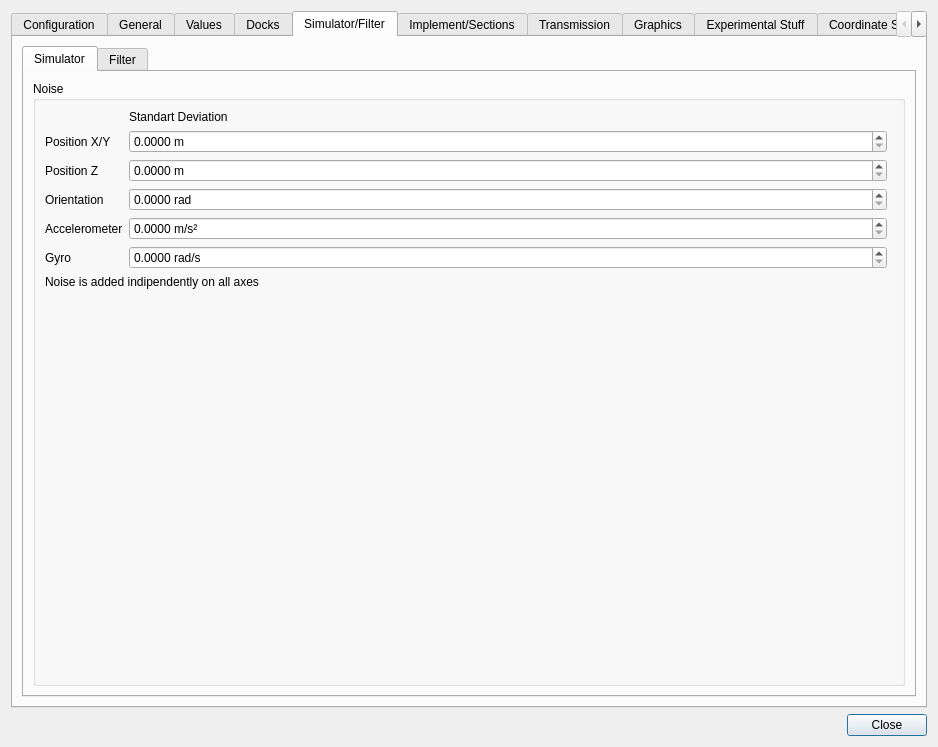
The window that src/gui/SettingsDialog.ui (eringerli/QtOpenGuidance) describes before a commit, drawn with Qt 5.
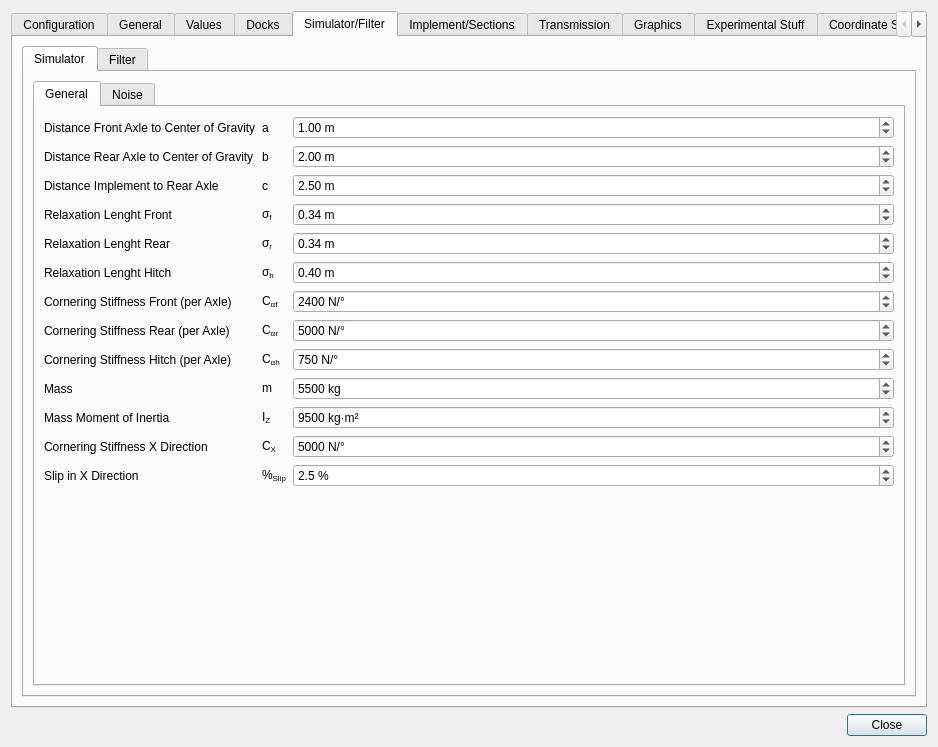
The same window after the commit. The open tabs and pages were chosen to show the change. Icons and pictures are not drawn. Custom widgets are drawn as their Qt base class.

Commit message: WIP: dynamic model to simulate the slip of the tires and implement forces

What changed in the file:
```diff
--- a/src/gui/SettingsDialog.ui
+++ b/src/gui/SettingsDialog.ui
@@ -866,13 +866,562 @@
             </attribute>
             <layout class="QGridLayout" name="gridLayout_15">
              <item row="0" column="0">
-              <widget class="QGroupBox" name="bgSimNoise">
-               <property name="title">
+              <widget class="QTabWidget" name="bgSimNoise">
+               <property name="currentIndex">
+                <number>0</number>
+               </property>
+               <widget class="QWidget" name="tab_4">
+                <attribute name="title">
+                 <string>General</string>
+                </attribute>
+                <layout class="QGridLayout" name="gridLayout_18">
+                 <item row="0" column="0">
+                  <widget class="QLabel" name="label_13">
+                   <property name="text">
+                    <string>Distance Front Axle to Center of Gravity</string>
+                   </property>
+                  </widget>
+                 </item>
+                 <item row="0" column="1">
+                  <widget class="QLabel" name="label_24">
+                   <property name="text">
+                    <string>a</string>
+                   </property>
+                  </widget>
+                 </item>
+                 <item row="0" column="2">
+                  <widget class="QDoubleSpinBox" name="dsbSimGeneralA">
+                   <property name="sizePolicy">
+                    <sizepolicy hsizetype="Expanding" vsizetype="Fixed">
+                     <horstretch>1</horstretch>
+                     <verstretch>0</verstretch>
+                    </sizepolicy>
+                   </property>
+                   <property name="suffix">
+                    <string> m</string>
+                   </property>
+                   <property name="minimum">
+                    <double>-10000.000000000000000</double>
+                   </property>
+                   <property name="maximum">
+                    <double>15.000000000000000</double>
+                   </property>
+                   <property name="singleStep">
+                    <double>0.100000000000000</double>
+                   </property>
+                   <property name="value">
+                    <double>1.000000000000000</double>
+                   </property>
+                  </widget>
+                 </item>
+                 <item row="1" column="0">
+                  <widget class="QLabel" name="label_16">
+                   <property name="text">
+                    <string>Distance Rear Axle to Center of Gravity</string>
+                   </property>
+                  </widget>
+                 </item>
+                 <item row="1" column="1">
+                  <widget class="QLabel" name="label_27">
+                   <property name="text">
+                    <string>b</string>
+                   </property>
+                  </widget>
+                 </item>
+                 <item row="1" column="2">
+                  <widget class="QDoubleSpinBox" name="dsbSimGeneralB">
+                   <property name="sizePolicy">
+                    <sizepolicy hsizetype="Expanding" vsizetype="Fixed">
+                     <horstretch>1</horstretch>
+                     <verstretch>0</verstretch>
+                    </sizepolicy>
+                   </property>
+                   <property name="suffix">
+                    <string> m</string>
+                   </property>
+                   <property name="minimum">
+                    <double>-10000.000000000000000</double>
+                   </property>
+                   <property name="maximum">
+                    <double>15.000000000000000</double>
+                   </property>
+                   <property name="singleStep">
+                    <double>0.100000000000000</double>
+                   </property>
+                   <property name="value">
+                    <double>2.000000000000000</double>
+                   </property>
+                  </widget>
+                 </item>
+                 <item row="2" column="0">
+                  <widget class="QLabel" name="label_17">
+                   <property name="text">
+                    <string>Distance Implement to Rear Axle</string>
+                   </property>
+                  </widget>
+                 </item>
+                 <item row="2" column="1">
+                  <widget class="QLabel" name="label_33">
+                   <property name="text">
+                    <string>c</string>
+                   </property>
+                  </widget>
+                 </item>
+                 <item row="2" column="2">
+                  <widget class="QDoubleSpinBox" name="dsbSimGeneralC">
+                   <property name="sizePolicy">
+                    <sizepolicy hsizetype="Expanding" vsizetype="Fixed">
+                     <horstretch>1</horstretch>
+                     <verstretch>0</verstretch>
+                    </sizepolicy>
+                   </property>
+                   <property name="suffix">
+                    <string> m</string>
+                   </property>
+                   <property name="minimum">
+                    <double>-10000.000000000000000</double>
+                   </property>
+                   <property name="maximum">
+                    <double>15.000000000000000</double>
+                   </property>
+                   <property name="singleStep">
+                    <double>0.100000000000000</double>
+                   </property>
+                   <property name="value">
+                    <double>2.500000000000000</double>
+                   </property>
+                  </widget>
+                 </item>
+                 <item row="3" column="0">
+                  <widget class="QLabel" name="label_35">
+                   <property name="text">
+                    <string>Relaxation Lenght Front</string>
+                   </property>
+                  </widget>
+                 </item>
+                 <item row="3" column="1">
+                  <widget class="QLabel" name="label_34">
+                   <property name="text">
+                    <string>&lt;html&gt;&lt;head/&gt;&lt;body&gt;&lt;p&gt;σ&lt;span style=&quot; vertical-align:sub;&quot;&gt;f&lt;/span&gt;&lt;/p&gt;&lt;/body&gt;&lt;/html&gt;</string>
+                   </property>
+                  </widget>
+                 </item>
+                 <item row="3" column="2">
+                  <widget class="QDoubleSpinBox" name="dsbSimGeneralSigmaF">
+                   <property name="sizePolicy">
+                    <sizepolicy hsizetype="Expanding" vsizetype="Fixed">
+                     <horstretch>1</horstretch>
+                     <verstretch>0</verstretch>
+                    </sizepolicy>
+                   </property>
+                   <property name="suffix">
+                    <string> m</string>
+                   </property>
+                   <property name="minimum">
+                    <double>-10000.000000000000000</double>
+                   </property>
+                   <property name="maximum">
+                    <double>3.000000000000000</double>
+                   </property>
+                   <property name="singleStep">
+                    <double>0.010000000000000</double>
+                   </property>
+                   <property name="value">
+                    <double>0.340000000000000</double>
+                   </property>
+                  </widget>
+                 </item>
+                 <item row="4" column="0">
+                  <widget class="QLabel" name="label_37">
+                   <property name="text">
+                    <string>Relaxation Lenght Rear</string>
+                   </property>
+                  </widget>
+                 </item>
+                 <item row="4" column="1">
+                  <widget class="QLabel" name="label_36">
+                   <property name="text">
+                    <string>&lt;html&gt;&lt;head/&gt;&lt;body&gt;&lt;p&gt;σ&lt;span style=&quot; vertical-align:sub;&quot;&gt;r&lt;/span&gt;&lt;/p&gt;&lt;/body&gt;&lt;/html&gt;</string>
+                   </property>
+                  </widget>
+                 </item>
+                 <item row="4" column="2">
+                  <widget class="QDoubleSpinBox" name="dsbSimGeneralSigmaR">
+                   <property name="sizePolicy">
+                    <sizepolicy hsizetype="Expanding" vsizetype="Fixed">
+                     <horstretch>1</horstretch>
+                     <verstretch>0</verstretch>
+                    </sizepolicy>
+                   </property>
+                   <property name="suffix">
+                    <string> m</string>
+                   </property>
+                   <property name="minimum">
+                    <double>-10000.000000000000000</double>
+                   </property>
+                   <property name="maximum">
+                    <double>3.000000000000000</double>
+                   </property>
+                   <property name="singleStep">
+                    <double>0.010000000000000</double>
+                   </property>
+                   <property name="value">
+                    <double>0.340000000000000</double>
+                   </property>
+                  </widget>
+                 </item>
+                 <item row="5" column="0">
+                  <widget class="QLabel" name="label_39">
+                   <property name="text">
+                    <string>Relaxation Lenght Hitch</string>
+                   </property>
+                  </widget>
+                 </item>
+                 <item row="5" column="1">
+                  <widget class="QLabel" name="label_38">
+                   <property name="text">
+                    <string>&lt;html&gt;&lt;head/&gt;&lt;body&gt;&lt;p&gt;σ&lt;span style=&quot; vertical-align:sub;&quot;&gt;h&lt;/span&gt;&lt;/p&gt;&lt;/body&gt;&lt;/html&gt;</string>
+                   </property>
+                  </widget>
+                 </item>
+                 <item row="5" column="2">
+                  <widget class="QDoubleSpinBox" name="dsbSimGeneralSigmaH">
+                   <property name="sizePolicy">
+                    <sizepolicy hsizetype="Expanding" vsizetype="Fixed">
+                     <horstretch>1</horstretch>
+                     <verstretch>0</verstretch>
+                    </sizepolicy>
+                   </property>
+                   <property name="suffix">
+                    <string> m</string>
+                   </property>
+                   <property name="minimum">
+                    <double>-10000.000000000000000</double>
+                   </property>
+                   <property name="maximum">
+                    <double>3.000000000000000</double>
+                   </property>
+                   <property name="singleStep">
+                    <double>0.010000000000000</double>
+                   </property>
+                   <property name="value">
+                    <double>0.400000000000000</double>
+                   </property>
+                  </widget>
+                 </item>
+                 <item row="6" column="0">
+                  <widget class="QLabel" name="label_41">
+                   <property name="text">
+                    <string>Cornering Stiffness Front (per Axle)</string>
+                   </property>
+                  </widget>
+                 </item>
+                 <item row="6" column="1">
+                  <widget class="QLabel" name="label_45">
+                   <property name="text">
+                    <string>&lt;html&gt;&lt;head/&gt;&lt;body&gt;&lt;p&gt;C&lt;span style=&quot; vertical-align:sub;&quot;&gt;αf&lt;/span&gt;&lt;/p&gt;&lt;/body&gt;&lt;/html&gt;</string>
+                   </property>
+                  </widget>
+                 </item>
+                 <item row="6" column="2">
+                  <widget class="QDoubleSpinBox" name="dsbSimGeneralCaf">
+                   <property name="sizePolicy">
+                    <sizepolicy hsizetype="Expanding" vsizetype="Fixed">
+                     <horstretch>1</horstretch>
+                     <verstretch>0</verstretch>
+                    </sizepolicy>
+                   </property>
+                   <property name="suffix">
+                    <string> N/°</string>
+                   </property>
+                   <property name="decimals">
+                    <number>0</number>
+                   </property>
+                   <property name="minimum">
+                    <double>-500000.000000000000000</double>
+                   </property>
+                   <property name="maximum">
+                    <double>2000000.000000000000000</double>
+                   </property>
+                   <property name="singleStep">
+                    <double>100.000000000000000</double>
+                   </property>
+                   <property name="value">
+                    <double>2400.000000000000000</double>
+                   </property>
+                  </widget>
+                 </item>
+                 <item row="7" column="0">
+                  <widget class="QLabel" name="label_42">
+                   <property name="text">
+                    <string>Cornering Stiffness Rear (per Axle)</string>
+                   </property>
+                  </widget>
+                 </item>
+                 <item row="7" column="1">
+                  <widget class="QLabel" name="label_43">
+                   <property name="text">
+                    <string>&lt;html&gt;&lt;head/&gt;&lt;body&gt;&lt;p&gt;C&lt;span style=&quot; vertical-align:sub;&quot;&gt;αr&lt;/span&gt;&lt;/p&gt;&lt;/body&gt;&lt;/html&gt;</string>
+                   </property>
+                  </widget>
+                 </item>
+                 <item row="7" column="2">
+                  <widget class="QDoubleSpinBox" name="dsbSimGeneralCar">
+                   <property name="sizePolicy">
+                    <sizepolicy hsizetype="Expanding" vsizetype="Fixed">
+                     <horstretch>1</horstretch>
+                     <verstretch>0</verstretch>
+                    </sizepolicy>
+                   </property>
+                   <property name="suffix">
+                    <string> N/°</string>
+                   </property>
+                   <property name="decimals">
+                    <number>0</number>
+                   </property>
+                   <property name="minimum">
+                    <double>-500000.000000000000000</double>
+                   </property>
+                   <property name="maximum">
+                    <double>2000000.000000000000000</double>
+                   </property>
+                   <property name="singleStep">
+                    <double>100.000000000000000</double>
+                   </property>
+                   <property name="value">
+                    <double>5000.000000000000000</double>
+                   </property>
+                  </widget>
+                 </item>
+                 <item row="8" column="0">
+                  <widget class="QLabel" name="label_44">
+                   <property name="text">
+                    <string>Cornering Stiffness Hitch (per Axle)</string>
+                   </property>
+                  </widget>
+                 </item>
+                 <item row="8" column="1">
+                  <widget class="QLabel" name="label_46">
+                   <property name="text">
+                    <string>&lt;html&gt;&lt;head/&gt;&lt;body&gt;&lt;p&gt;C&lt;span style=&quot; vertical-align:sub;&quot;&gt;αh&lt;/span&gt;&lt;/p&gt;&lt;/body&gt;&lt;/html&gt;</string>
+                   </property>
+                  </widget>
+                 </item>
+                 <item row="8" column="2">
+                  <widget class="QDoubleSpinBox" name="dsbSimGeneralCah">
+                   <property name="sizePolicy">
+                    <sizepolicy hsizetype="Expanding" vsizetype="Fixed">
+                     <horstretch>1</horstretch>
+                     <verstretch>0</verstretch>
+                    </sizepolicy>
+                   </property>
+                   <property name="suffix">
+                    <string> N/°</string>
+                   </property>
+                   <property name="decimals">
+                    <number>0</number>
+                   </property>
+                   <property name="minimum">
+                    <double>-500000.000000000000000</double>
+                   </property>
+                   <property name="maximum">
+                    <double>2000000.000000000000000</double>
+                   </property>
+                   <property name="singleStep">
+                    <double>100.000000000000000</double>
+                   </property>
+                   <property name="value">
+                    <double>750.000000000000000</double>
+                   </property>
+                  </widget>
+                 </item>
+                 <item row="9" column="0">
+                  <widget class="QLabel" name="label_76">
+                   <property name="text">
+                    <string>Mass</string>
+                   </property>
+                  </widget>
+                 </item>
+                 <item row="9" column="1">
+                  <widget class="QLabel" name="label_79">
+                   <property name="text">
+                    <string>&lt;html&gt;&lt;head/&gt;&lt;body&gt;&lt;p&gt;m&lt;/p&gt;&lt;/body&gt;&lt;/html&gt;</string>
+                   </property>
+                  </widget>
+                 </item>
+                 <item row="9" column="2">
+                  <widget class="QDoubleSpinBox" name="dsbSimGeneralM">
+                   <property name="sizePolicy">
+                    <sizepolicy hsizetype="Expanding" vsizetype="Fixed">
+                     <horstretch>1</horstretch>
+                     <verstretch>0</verstretch>
+                    </sizepolicy>
+                   </property>
+                   <property name="suffix">
+                    <string> kg</string>
+                   </property>
+                   <property name="decimals">
+                    <number>0</number>
+                   </property>
+                   <property name="minimum">
+                    <double>-30000.000000000000000</double>
+                   </property>
+                   <property name="maximum">
+                    <double>30000.000000000000000</double>
+                   </property>
+                   <property name="singleStep">
+                    <double>100.000000000000000</double>
+                   </property>
+                   <property name="value">
+                    <double>5500.000000000000000</double>
+                   </property>
+                  </widget>
+                 </item>
+                 <item row="10" column="0">
+                  <widget class="QLabel" name="label_78">
+                   <property name="text">
+                    <string>Mass Moment of Inertia</string>
+                   </property>
+                  </widget>
+                 </item>
+                 <item row="10" column="1">
+                  <widget class="QLabel" name="label_77">
+                   <property name="text">
+                    <string>&lt;html&gt;&lt;head/&gt;&lt;body&gt;&lt;p&gt;I&lt;span style=&quot; vertical-align:sub;&quot;&gt;Z&lt;/span&gt;&lt;/p&gt;&lt;/body&gt;&lt;/html&gt;</string>
+                   </property>
+                  </widget>
+                 </item>
+                 <item row="10" column="2">
+                  <widget class="QDoubleSpinBox" name="dsbSimGeneralIz">
+                   <property name="sizePolicy">
+                    <sizepolicy hsizetype="Expanding" vsizetype="Fixed">
+                     <horstretch>1</horstretch>
+                     <verstretch>0</verstretch>
+                    </sizepolicy>
+                   </property>
+                   <property name="suffix">
+                    <string> kg·m²</string>
+                   </property>
+                   <property name="decimals">
+                    <number>0</number>
+                   </property>
+                   <property name="minimum">
+                    <double>-50000.000000000000000</double>
+                   </property>
+                   <property name="maximum">
+                    <double>50000.000000000000000</double>
+                   </property>
+                   <property name="singleStep">
+                    <double>100.000000000000000</double>
+                   </property>
+                   <property name="value">
+                    <double>9500.000000000000000</double>
+                   </property>
+                  </widget>
+                 </item>
+                 <item row="11" column="0">
+                  <widget class="QLabel" name="label_81">
+                   <property name="text">
+                    <string>Cornering Stiffness X Direction</string>
+                   </property>
+                  </widget>
+                 </item>
+                 <item row="11" column="1">
+                  <widget class="QLabel" name="label_47">
+                   <property name="text">
+                    <string>&lt;html&gt;&lt;head/&gt;&lt;body&gt;&lt;p&gt;C&lt;span style=&quot; vertical-align:sub;&quot;&gt;X&lt;/span&gt;&lt;/p&gt;&lt;/body&gt;&lt;/html&gt;</string>
+                   </property>
+                  </widget>
+                 </item>
+                 <item row="11" column="2">
+                  <widget class="QDoubleSpinBox" name="dsbSimGeneralCx">
+                   <property name="sizePolicy">
+                    <sizepolicy hsizetype="Expanding" vsizetype="Fixed">
+                     <horstretch>1</horstretch>
+                     <verstretch>0</verstretch>
+                    </sizepolicy>
+                   </property>
+                   <property name="suffix">
+                    <string> N/°</string>
+                   </property>
+                   <property name="decimals">
+                    <number>0</number>
+                   </property>
+                   <property name="minimum">
+                    <double>-150000.000000000000000</double>
+                   </property>
+                   <property name="maximum">
+                    <double>2500000.000000000000000</double>
+                   </property>
+                   <property name="singleStep">
+                    <double>100.000000000000000</double>
+                   </property>
+                   <property name="value">
+                    <double>5000.000000000000000</double>
+                   </property>
+                  </widget>
+                 </item>
+                 <item row="12" column="0">
+                  <widget class="QLabel" name="label_80">
+                   <property name="text">
+                    <string>Slip in X Direction</string>
+                   </property>
+                  </widget>
+                 </item>
+                 <item row="12" column="1">
+                  <widget class="QLabel" name="label_83">
+                   <property name="text">
+                    <string>&lt;html&gt;&lt;head/&gt;&lt;body&gt;&lt;p&gt;%&lt;span style=&quot; vertical-align:sub;&quot;&gt;Slip&lt;/span&gt;&lt;/p&gt;&lt;/body&gt;&lt;/html&gt;</string>
+                   </property>
+                  </widget>
+                 </item>
+                 <item row="12" column="2">
+                  <widget class="QDoubleSpinBox" name="dsbSimGeneralSlipX">
+                   <property name="sizePolicy">
+                    <sizepolicy hsizetype="Expanding" vsizetype="Fixed">
+                     <horstretch>1</horstretch>
+                     <verstretch>0</verstretch>
+                    </sizepolicy>
+                   </property>
+                   <property name="suffix">
+                    <string> %</string>
+                   </property>
+                   <property name="decimals">
+                    <number>1</number>
+                   </property>
+                   <property name="minimum">
+                    <double>-500000.000000000000000</double>
+                   </property>
+                   <property name="maximum">
+                    <double>1000.000000000000000</double>
+                   </property>
+                   <property name="singleStep">
+                    <double>0.100000000000000</double>
+                   </property>
+                   <property name="value">
+                    <double>2.500000000000000</double>
+                   </property>
+                  </widget>
+                 </item>
+                 <item row="13" column="0" colspan="3">
+                  <spacer name="verticalSpacer">
+                   <property name="orientation">
+                    <enum>Qt::Vertical</enum>
+                   </property>
+                   <property name="sizeHint" stdset="0">
+                    <size>
+                     <width>20</width>
+                     <height>137</height>
+                    </size>
+                   </property>
+                  </spacer>
+                 </item>
+                </layout>
+               </widget>
+               <widget class="QWidget" name="bgSimNoisePage1">
+                <attribute name="title">
                 <string>Noise</string>
-               </property>
-               <property name="checkable">
-                <bool>false</bool>
-               </property>
+                </attribute>
                <layout class="QGridLayout" name="gridLayout_16">
                 <item row="1" column="0">
                  <widget class="QLabel" name="label_18">
@@ -1017,6 +1566,7 @@
                  </spacer>
                 </item>
                </layout>
+               </widget>
               </widget>
              </item>
             </layout>
```
Left out of the diff: 2 changed lines with no effect on the pictures. Lines whose indentation alone changed are shown as unchanged. The commit also changes 8 other files.
